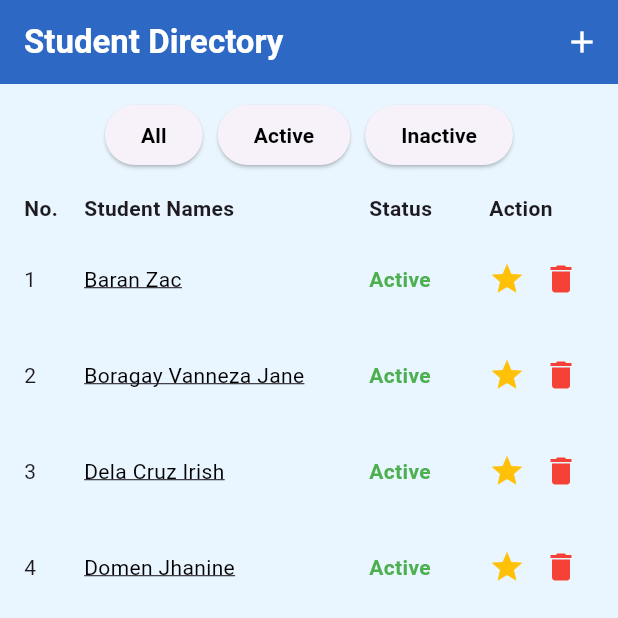
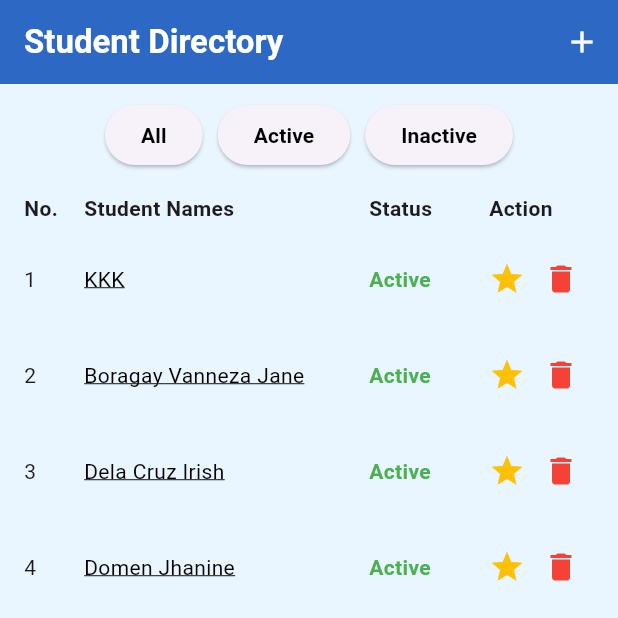
Before and after one commit to DomenJhanineB/IT314AB_Domen, a Flutter app: the screen it shows after launch, on a phone screen of 412 x 824 dp, the top half of it. Run offline on Flutter 3.47's test engine with Material 3 defaults, Android fonts, the phone set to English and light mode, and no system bars.

Commit message:
Update main.dart

```diff
--- a/conditional_ui_split_student_directory/lib/main.dart
+++ b/conditional_ui_split_student_directory/lib/main.dart
@@ -4,7 +4,7 @@ import 'add_student.dart';
 
 List<Student> students = [
   Student(
-    name: 'Baran Zac',
+    name: 'KKK',
     studentId: '2024-001',
     course: 'BSIT',
     yearLevel: '3rd Year',
```
